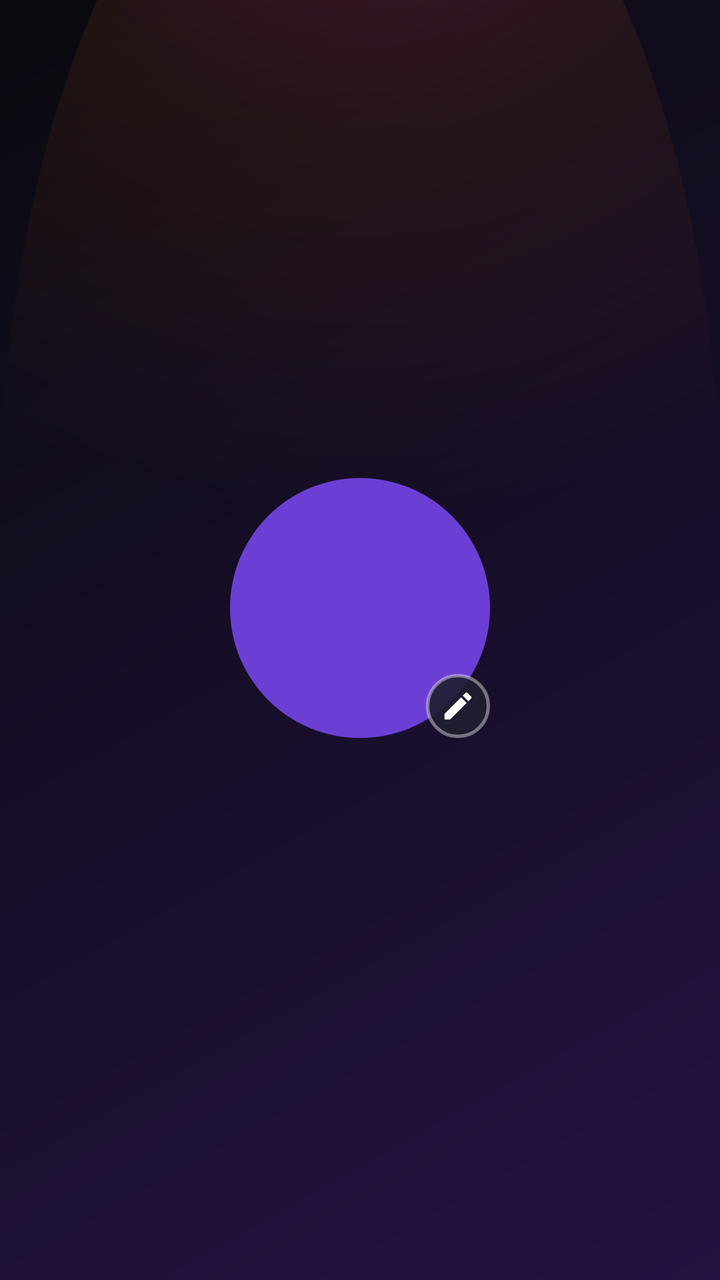
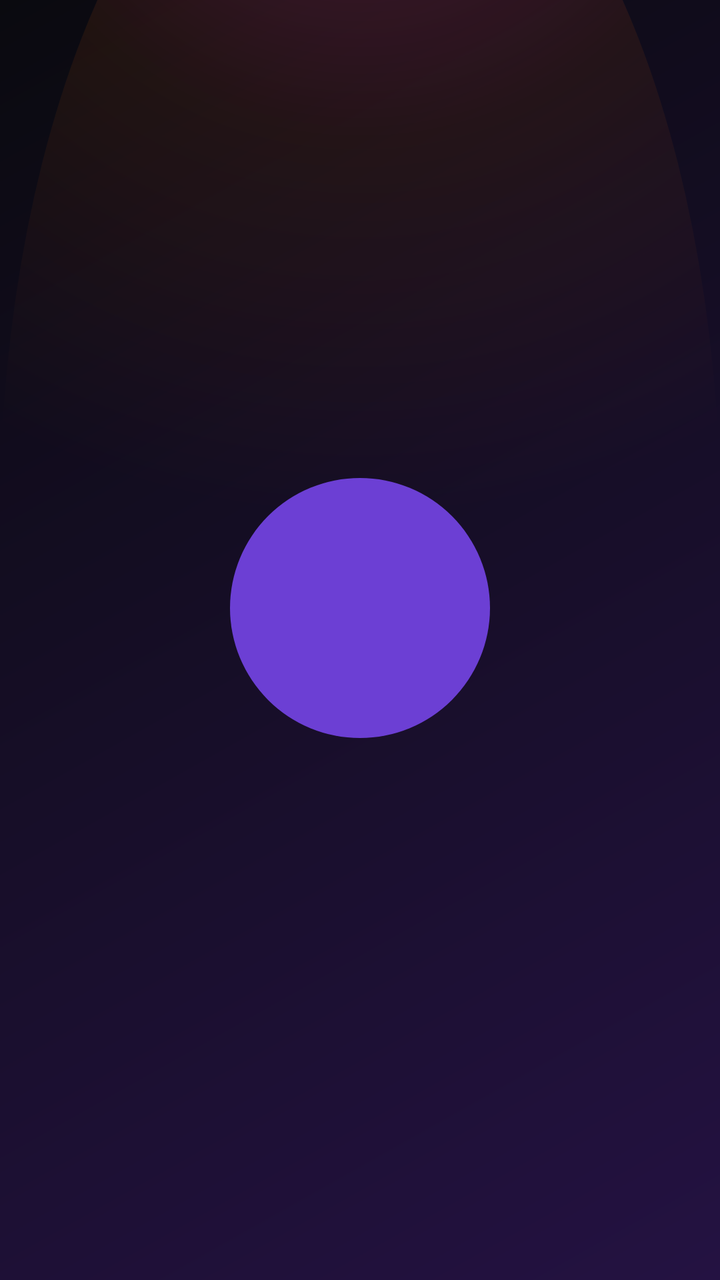

Compare the two renders of this Android layout. The source of the first and the diff that turns it into the second are given below.
<!-- AndroidManifest.xml: application theme Theme.MiIPTV -->
<!-- res/layout/item_profile.xml -->
<?xml version="1.0" encoding="utf-8"?>
<LinearLayout
    xmlns:android="http://schemas.android.com/apk/res/android"
    android:layout_width="match_parent"
    android:layout_height="wrap_content"
    android:orientation="vertical"
    android:gravity="center"
    android:padding="12dp"
    android:focusable="true"
    android:clickable="true"
    android:background="@android:color/transparent"
    android:stateListAnimator="@animator/scale_on_focus">

    
    <FrameLayout
        android:id="@+id/flAvatarBg"
        android:layout_width="130dp"
        android:layout_height="130dp">

        
        <View
            android:id="@+id/vAvatarCircle"
            android:layout_width="match_parent"
            android:layout_height="match_parent"
            android:background="@drawable/bg_profile_avatar"/>

        
        <ImageView
            android:id="@+id/ivAvatarImage"
            android:layout_width="match_parent"
            android:layout_height="match_parent"
            android:scaleType="centerCrop"
            android:visibility="gone"/>

        
        <TextView
            android:id="@+id/tvAvatarEmoji"
            android:layout_width="match_parent"
            android:layout_height="match_parent"
            android:gravity="center"
            android:textSize="54sp"
            android:includeFontPadding="false"
            android:visibility="gone"/>

        
        <ImageView
            android:id="@+id/ivEditOverlay"
            android:layout_width="match_parent"
            android:layout_height="match_parent"
            android:src="@drawable/ic_edit_overlay"
            android:visibility="gone"
            android:background="#88000000"
            android:padding="28dp"/>

        
        <ImageView
            android:id="@+id/ivEditBadge"
            android:layout_width="32dp"
            android:layout_height="32dp"
            android:layout_gravity="bottom|end"
            android:background="@drawable/bg_edit_badge"
            android:src="@drawable/ic_edit_overlay"
            android:padding="7dp"
            android:clickable="true"
            android:focusable="false"
            android:contentDescription="@string/profile_edit_title"/>

        
        <ImageView
            android:id="@+id/ivDeleteBadge"
            android:layout_width="28dp"
            android:layout_height="28dp"
            android:layout_gravity="top|start"
            android:layout_margin="4dp"
            android:background="@drawable/bg_edit_badge"
            android:src="@drawable/ic_delete"
            android:padding="6dp"
            android:clickable="true"
            android:focusable="false"
            android:contentDescription="@string/profile_delete"
            android:visibility="gone"/>

    </FrameLayout>

    
    <TextView
        android:id="@+id/tvProfileName"
        android:layout_width="150dp"
        android:layout_height="wrap_content"
        android:layout_marginTop="10dp"
        android:gravity="center"
        android:textColor="#CCCCCC"
        android:textSize="16sp"
        android:maxLines="1"
        android:ellipsize="end"/>

</LinearLayout>
<!-- resources referenced by this layout -->
<resources>
  <!-- drawable bg_edit_badge (drawable) -->
  <?xml version="1.0" encoding="utf-8"?>
  <shape xmlns:android="http://schemas.android.com/apk/res/android" android:shape="oval">
      <solid android:color="#E6202030" />
      <stroke android:width="1.5dp" android:color="#66FFFFFF" />
  </shape>
  <!-- drawable bg_profile_avatar (drawable) -->
  <?xml version="1.0" encoding="utf-8"?>
  <shape xmlns:android="http://schemas.android.com/apk/res/android"
      android:shape="oval">
      <solid android:color="#FF6C3FD4"/>
  </shape>
  <!-- drawable ic_delete (drawable) -->
  <?xml version="1.0" encoding="utf-8"?>
  <vector xmlns:android="http://schemas.android.com/apk/res/android"
      android:width="24dp"
      android:height="24dp"
      android:viewportWidth="24"
      android:viewportHeight="24">
      <path
          android:fillColor="#FFFFFF"
          android:pathData="M6,19c0,1.1 0.9,2 2,2h8c1.1,0 2,-0.9 2,-2V7H6v12zM19,4h-3.5l-1,-1h-5l-1,1H5v2h14V4z"/>
  </vector>
  <string name="profile_delete">Eliminar perfil</string>
  <string name="profile_edit_title">Editar perfil</string>
  <color name="text_light">#FFFFFF</color>
  <color name="text_muted">#B8AED1</color>
  <color name="background_dark">#0A0A0F</color>
  <color name="brand_primary">#FF3CAC</color>
  <color name="brand_primary_dark">#1A0B2E</color>
  <color name="brand_accent">#FF6A00</color>
  <!-- drawable bg_screen (drawable) -->
  <?xml version="1.0" encoding="utf-8"?>
  <layer-list xmlns:android="http://schemas.android.com/apk/res/android">
      <item android:drawable="@drawable/bg_app_gradient" />
      <item android:drawable="@drawable/bg_glow_top" android:top="-120dp" />
  </layer-list>
  <!-- drawable bg_dialog (drawable) -->
  <?xml version="1.0" encoding="utf-8"?>
  <shape xmlns:android="http://schemas.android.com/apk/res/android"
      android:shape="rectangle">
      <solid android:color="@color/dialog_bg" />
      <corners android:radius="16dp" />
      <stroke android:width="1dp" android:color="@color/glass_border" />
  </shape>
  <style name="DialogButtonFramework" parent="android:Widget.Material.Button.Borderless">
          <item name="android:textColor">@color/text_light</item>
          <item name="android:textStyle">bold</item>
      </style>
  <color name="dialog_bg">#1B1230</color>
  <style name="DialogButton" parent="Widget.MaterialComponents.Button.TextButton.Dialog">
          <item name="android:textColor">@color/text_light</item>
          <item name="android:textStyle">bold</item>
          <item name="rippleColor">@color/brand_primary</item>
      </style>
  <!-- drawable bg_app_gradient (drawable) -->
  <?xml version="1.0" encoding="utf-8"?>
  <shape xmlns:android="http://schemas.android.com/apk/res/android"
      android:shape="rectangle">
      <gradient
          android:type="linear"
          android:angle="135"
          android:startColor="@color/background_gradient_start"
          android:endColor="@color/background_gradient_end" />
  </shape>
  <!-- drawable bg_glow_top (drawable) -->
  <?xml version="1.0" encoding="utf-8"?>
  <shape xmlns:android="http://schemas.android.com/apk/res/android"
      android:shape="oval">
      <gradient
          android:type="radial"
          android:gradientRadius="380dp"
          android:centerX="0.5"
          android:centerY="0"
          android:startColor="#40FF3CAC"
          android:centerColor="#15FF6A00"
          android:endColor="#00000000" />
  </shape>
  <color name="glass_border">#3DFFFFFF</color>
  <color name="background_gradient_start">#241242</color>
  <color name="background_gradient_end">#0A0A0F</color>
  <!-- unchanged entries left out for length: 3 -->
</resources>

<!-- the commit's change to res/layout/item_profile.xml (unified diff, before → after) -->
@@ -52,34 +52,6 @@
             android:background="#88000000"
             android:padding="28dp"/>
 
-        
-        <ImageView
-            android:id="@+id/ivEditBadge"
-            android:layout_width="32dp"
-            android:layout_height="32dp"
-            android:layout_gravity="bottom|end"
-            android:background="@drawable/bg_edit_badge"
-            android:src="@drawable/ic_edit_overlay"
-            android:padding="7dp"
-            android:clickable="true"
-            android:focusable="false"
-            android:contentDescription="@string/profile_edit_title"/>
-
-        
-        <ImageView
-            android:id="@+id/ivDeleteBadge"
-            android:layout_width="28dp"
-            android:layout_height="28dp"
-            android:layout_gravity="top|start"
-            android:layout_margin="4dp"
-            android:background="@drawable/bg_edit_badge"
-            android:src="@drawable/ic_delete"
-            android:padding="6dp"
-            android:clickable="true"
-            android:focusable="false"
-            android:contentDescription="@string/profile_delete"
-            android:visibility="gone"/>
-
     </FrameLayout>
 
     
<!-- resource entries referenced after the edit -->
@@ -1,30 +1,11 @@
 <!-- resources referenced by this layout -->
 <resources>
-  <!-- drawable bg_edit_badge (drawable) -->
-  <?xml version="1.0" encoding="utf-8"?>
-  <shape xmlns:android="http://schemas.android.com/apk/res/android" android:shape="oval">
-      <solid android:color="#E6202030" />
-      <stroke android:width="1.5dp" android:color="#66FFFFFF" />
-  </shape>
   <!-- drawable bg_profile_avatar (drawable) -->
   <?xml version="1.0" encoding="utf-8"?>
   <shape xmlns:android="http://schemas.android.com/apk/res/android"
       android:shape="oval">
       <solid android:color="#FF6C3FD4"/>
   </shape>
-  <!-- drawable ic_delete (drawable) -->
-  <?xml version="1.0" encoding="utf-8"?>
-  <vector xmlns:android="http://schemas.android.com/apk/res/android"
-      android:width="24dp"
-      android:height="24dp"
-      android:viewportWidth="24"
-      android:viewportHeight="24">
-      <path
-          android:fillColor="#FFFFFF"
-          android:pathData="M6,19c0,1.1 0.9,2 2,2h8c1.1,0 2,-0.9 2,-2V7H6v12zM19,4h-3.5l-1,-1h-5l-1,1H5v2h14V4z"/>
-  </vector>
-  <string name="profile_delete">Eliminar perfil</string>
-  <string name="profile_edit_title">Editar perfil</string>
   <color name="text_light">#FFFFFF</color>
   <color name="text_muted">#B8AED1</color>
   <color name="background_dark">#0A0A0F</color>
